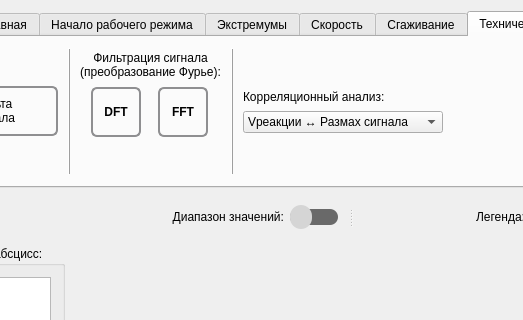
First picture: the form in mainwindow.ui, repository Kortesss/NO3, before the edit; both pictures show x 96 to 619 and y 0 to 320 of the 940 by 635 pixel window.
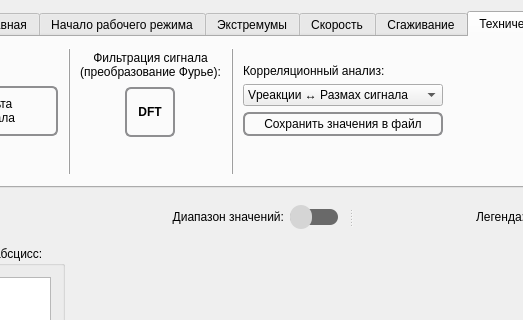
Second picture: the form after the edit. The open tabs and pages were chosen to show the change. Icons and pictures are not drawn. Custom widgets are drawn as their Qt base class.

```diff
--- a/mainwindow.ui
+++ b/mainwindow.ui
@@ -2287,17 +2287,33 @@
           </item>
           <item>
            <layout class="QHBoxLayout" name="horizontalLayout_25">
+            <item>
+             <spacer name="horizontalSpacer_11">
+              <property name="orientation">
+               <enum>Qt::Horizontal</enum>
+              </property>
+              <property name="sizeType">
+               <enum>QSizePolicy::Preferred</enum>
+              </property>
+              <property name="sizeHint" stdset="0">
+               <size>
+                <width>10</width>
+                <height>20</height>
+               </size>
+              </property>
+             </spacer>
+            </item>
             <item>
              <widget class="QPushButton" name="btn_DFT">
               <property name="sizePolicy">
-               <sizepolicy hsizetype="Minimum" vsizetype="Preferred">
+               <sizepolicy hsizetype="Preferred" vsizetype="Preferred">
                 <horstretch>0</horstretch>
                 <verstretch>0</verstretch>
                </sizepolicy>
               </property>
               <property name="minimumSize">
                <size>
-                <width>40</width>
+                <width>50</width>
                 <height>50</height>
                </size>
               </property>
@@ -2341,57 +2357,20 @@
              </widget>
             </item>
             <item>
-             <widget class="QPushButton" name="btn_FFT">
-              <property name="sizePolicy">
-               <sizepolicy hsizetype="Minimum" vsizetype="Preferred">
-                <horstretch>0</horstretch>
-                <verstretch>0</verstretch>
-               </sizepolicy>
+             <spacer name="horizontalSpacer_12">
+              <property name="orientation">
+               <enum>Qt::Horizontal</enum>
               </property>
-              <property name="minimumSize">
-               <size>
-                <width>40</width>
-                <height>50</height>
-               </size>
+              <property name="sizeType">
+               <enum>QSizePolicy::Preferred</enum>
               </property>
-              <property name="maximumSize">
+              <property name="sizeHint" stdset="0">
                <size>
-                <width>50</width>
-                <height>50</height>
+                <width>10</width>
+                <height>20</height>
                </size>
               </property>
-              <property name="font">
-               <font>
-                <weight>75</weight>
-                <bold>true</bold>
-               </font>
-              </property>
-              <property name="toolTip">
-               <string>&lt;html&gt;&lt;head/&gt;&lt;body&gt;&lt;p&gt;&lt;span style=&quot; font-weight:600;&quot;&gt;Быстрое преобразование Фурье&lt;/span&gt;&lt;/p&gt;&lt;/body&gt;&lt;/html&gt;</string>
-              </property>
-              <property name="autoFillBackground">
-               <bool>false</bool>
-              </property>
-              <property name="styleSheet">
-               <string notr="true"> QPushButton {
-     border: 2px solid #8f8f91;
-     border-radius: 6px;
-     background-color: qlineargradient(x1: 0, y1: 0, x2: 0, y2: 1,
-                                       stop: 0 #f6f7fa, stop: 1 #dadbde);
-}
-QPushButton:pressed {
-     background-color: qlineargradient(x1: 0, y1: 0, x2: 0, y2: 1,
-                                       stop: 0 #dadbde, stop: 1 #f6f7fa);
- }
-QPushButton:checked{
-     background-color: qlineargradient(x1: 0, y1: 0, x2: 1, y2: 1,
-                                       stop: 0 #dadbde, stop: 1 #a0a0a4);
- }</string>
-              </property>
-              <property name="text">
-               <string>FFT</string>
-              </property>
-             </widget>
+             </spacer>
             </item>
            </layout>
           </item>
@@ -2457,7 +2436,7 @@
             <property name="sizeHint" stdset="0">
              <size>
               <width>20</width>
-              <height>40</height>
+              <height>28</height>
              </size>
             </property>
            </spacer>
@@ -2494,6 +2473,54 @@
             </item>
            </widget>
           </item>
+          <item>
+           <widget class="QPushButton" name="btn_CorrToText">
+            <property name="sizePolicy">
+             <sizepolicy hsizetype="Minimum" vsizetype="Preferred">
+              <horstretch>0</horstretch>
+              <verstretch>0</verstretch>
+             </sizepolicy>
+            </property>
+            <property name="minimumSize">
+             <size>
+              <width>0</width>
+              <height>24</height>
+             </size>
+            </property>
+            <property name="maximumSize">
+             <size>
+              <width>16777215</width>
+              <height>16777215</height>
+             </size>
+            </property>
+            <property name="styleSheet">
+             <string notr="true"> QPushButton {
+     border: 2px solid #8f8f91;
+     border-radius: 6px;
+     background-color: qlineargradient(x1: 0, y1: 0, x2: 0, y2: 1,
+                                       stop: 0 #f6f7fa, stop: 1 #dadbde);
+}
+QPushButton:pressed {
+     background-color: qlineargradient(x1: 0, y1: 0, x2: 0, y2: 1,
+                                       stop: 0 #dadbde, stop: 1 #f6f7fa);
+ }
+QPushButton:checked{
+     background-color: qlineargradient(x1: 0, y1: 0, x2: 1, y2: 1,
+                                       stop: 0 #dadbde, stop: 1 #a0a0a4);
+ }</string>
+            </property>
+            <property name="text">
+             <string>Сохранить значения в файл</string>
+            </property>
+            <property name="icon">
+             <iconset resource="source.qrc">
+              <normaloff>:/img/img/512px-Save_font_awesome.svg.png</normaloff>:/img/img/512px-Save_font_awesome.svg.png</iconset>
+            </property>
+            <property name="checkable">
+             <bool>true</bool>
+            </property>
+           </widget>
+          </item>
           <item>
            <spacer name="verticalSpacer_12">
             <property name="orientation">
@@ -2505,7 +2532,7 @@
             <property name="sizeHint" stdset="0">
              <size>
               <width>20</width>
-              <height>42</height>
+              <height>51</height>
              </size>
             </property>
            </spacer>
```
Left out of the diff: 2 changed lines with no effect on the pictures.
